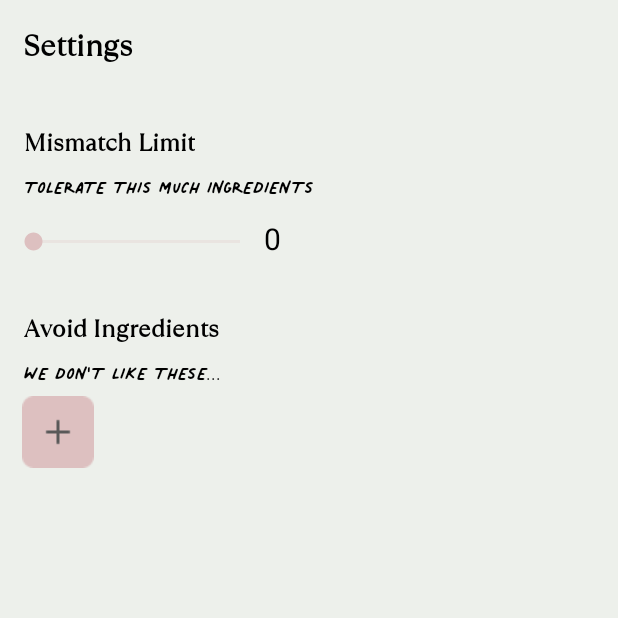
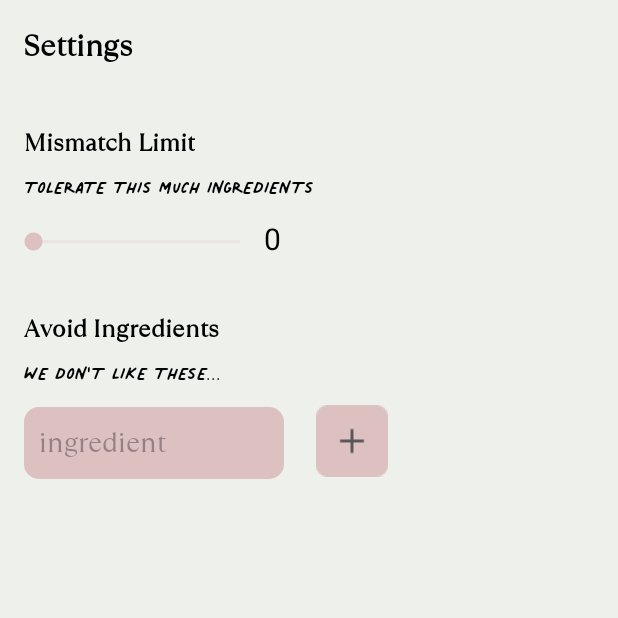
Before and after one commit to AndreiKevin/dormdinner, an Android app: the settings screen opened directly, with no data from a screen before it, on a phone screen of 412 x 824 dp, the top half of it. Run offline under Robolectric (Android 15) with nearby library versions, the phone set to English and light mode, and no system bars.

Commit message:
feature(settings): complete settings feature with add ingredients to avoid feature

```diff
--- a/app/src/main/java/com/mobdeve/s16/chua/andreikevin/dormdinner/settings.java
+++ b/app/src/main/java/com/mobdeve/s16/chua/andreikevin/dormdinner/settings.java
@@ -1,8 +1,13 @@
 package com.mobdeve.s16.chua.andreikevin.dormdinner;
 
-import android.content.Intent;
+import android.content.Context;
 import android.os.Bundle;
+import android.view.LayoutInflater;
+import android.view.View;
+import android.view.ViewGroup;
+import android.widget.EditText;
 import android.widget.ImageButton;
+import android.widget.LinearLayout;
 import android.widget.SeekBar;
 import android.widget.TextView;
 
@@ -12,6 +17,8 @@ public class settings extends AppCompatActivity {
 
     SeekBar sliderSettings;
     TextView sliderValue;
+    ImageButton btnAddAvoidIngredients;
+    EditText editAddAvoidIngredients;
 
     @Override
     protected void onCreate(Bundle savedInstanceState) {
@@ -20,6 +27,8 @@ public class settings extends AppCompatActivity {
 
         this.sliderSettings = (SeekBar) findViewById(R.id.sliderSettings);
         this.sliderValue = (TextView) findViewById(R.id.sliderValue);
+        this.btnAddAvoidIngredients = (ImageButton) findViewById(R.id.btnAddAvoidIngredients);
+        this.editAddAvoidIngredients = (EditText) findViewById(R.id.editAddAvoidIngredients);
 
         sliderSettings.setOnSeekBarChangeListener(
                 new SeekBar.OnSeekBarChangeListener() {
@@ -38,5 +47,30 @@ public class settings extends AppCompatActivity {
                     }
                 }
                 );
+
+        btnAddAvoidIngredients.setOnClickListener(new View.OnClickListener() {
+            @Override
+            public void onClick(View v) {
+                LayoutInflater layoutInflater = (LayoutInflater) getBaseContext().getSystemService(Context.LAYOUT_INFLATER_SERVICE);
+                final View addView = layoutInflater.inflate(R.layout.new_ingredient, null);
+
+                final TextView text = (TextView) addView.findViewById(R.id.ingredient);
+                text.setText(editAddAvoidIngredients.getText().toString());
+
+                ImageButton delete_ingredient = (ImageButton) addView.findViewById(R.id.btnTrash);
+                final View.OnClickListener thisListener = new View.OnClickListener() {
+                    @Override
+                    public void onClick(View v) {
+                        ((LinearLayout) addView.getParent()).removeView(addView);
+                    }
+                };
+
+                delete_ingredient.setOnClickListener(thisListener);
+                /* TODO: add text entered checker logic */
+                ((LinearLayout) findViewById(R.id.avoidIngredientsParent)).addView(addView);
+                editAddAvoidIngredients.setText("");
+            }
+
+        });
     }
 }
--- /dev/null
+++ b/app/src/main/res/drawable/rounded_text_input.xml
@@ -0,0 +1,11 @@
+<?xml version="1.0" encoding="utf-8"?>
+<shape xmlns:android="http://schemas.android.com/apk/res/android"
+    android:shape="rectangle">
+
+    <solid android:color="@color/pink" />
+    <corners
+        android:bottomRightRadius="10dp"
+        android:bottomLeftRadius="10dp"
+        android:topLeftRadius="10dp"
+        android:topRightRadius="10dp" />
+</shape>
--- a/app/src/main/res/layout/favorite_recipes.xml
+++ b/app/src/main/res/layout/favorite_recipes.xml
@@ -118,7 +118,8 @@
         app:layout_constraintHorizontal_bias="0.932"
         app:layout_constraintStart_toEndOf="@+id/textView2"
         app:layout_constraintTop_toTopOf="parent"
-        app:srcCompat="@drawable/settings" />
+        app:srcCompat="@drawable/settings"
+        android:onClick="settingsClicked"/>
 
     <TextView
         android:id="@+id/textView3"
--- a/app/src/main/res/layout/settings.xml
+++ b/app/src/main/res/layout/settings.xml
@@ -1,4 +1,5 @@
 <?xml version="1.0" encoding="utf-8"?>
+
 <androidx.constraintlayout.widget.ConstraintLayout xmlns:android="http://schemas.android.com/apk/res/android"
     xmlns:app="http://schemas.android.com/apk/res-auto"
     xmlns:tools="http://schemas.android.com/tools"
@@ -88,6 +89,7 @@
         android:layout_width="wrap_content"
         android:layout_height="wrap_content"
         android:layout_marginTop="8dp"
+        android:gravity="center"
         android:text="0"
         android:textColor="@color/black"
         android:textSize="20sp"
@@ -116,13 +118,50 @@
         android:id="@+id/btnAddAvoidIngredients"
         android:layout_width="wrap_content"
         android:layout_height="wrap_content"
-        android:layout_marginTop="264dp"
+        android:layout_marginTop="270dp"
         android:background="#00FFFFFF"
         app:layout_constraintEnd_toEndOf="parent"
-        app:layout_constraintHorizontal_bias="0.041"
+        app:layout_constraintHorizontal_bias="0.578"
         app:layout_constraintStart_toStartOf="parent"
         app:layout_constraintTop_toTopOf="parent"
-        app:srcCompat="@drawable/add_ingredient_btn" />
+        app:srcCompat="@drawable/add_ingredient_btn"/>
+
+    <EditText
+        android:id="@+id/editAddAvoidIngredients"
+        android:layout_width="173dp"
+        android:layout_height="48dp"
+        android:layout_marginStart="16dp"
+        android:layout_marginTop="10dp"
+        android:layout_marginEnd="21dp"
+        android:background="@drawable/rounded_text_input"
+        android:fontFamily="@font/t_ramillas"
+        android:hint="ingredient"
+        android:inputType="text"
+        android:padding="10dip"
+        app:layout_constraintEnd_toStartOf="@+id/btnAddAvoidIngredients"
+        app:layout_constraintHorizontal_bias="0.0"
+        app:layout_constraintStart_toStartOf="parent"
+        app:layout_constraintTop_toBottomOf="@+id/textView6" />
+
+    <ScrollView
+        android:layout_width="390dp"
+        android:layout_height="0dp"
+        android:layout_marginTop="5dp"
+        android:layout_marginBottom="8dp"
+        android:scrollbars="none"
+        app:layout_constraintBottom_toBottomOf="parent"
+        app:layout_constraintEnd_toEndOf="parent"
+        app:layout_constraintHorizontal_bias="1.0"
+        app:layout_constraintStart_toStartOf="parent"
+        app:layout_constraintTop_toBottomOf="@+id/btnAddAvoidIngredients"
+        app:layout_constraintVertical_bias="0.0">
+
+        <LinearLayout
+            android:id="@+id/avoidIngredientsParent"
+            android:layout_width="match_parent"
+            android:layout_height="match_parent"
+            android:orientation="vertical"></LinearLayout>
+    </ScrollView>
 
 
 </androidx.constraintlayout.widget.ConstraintLayout>
```
Also changed, not shown: app/src/main/res/layout/new_ingredient.xml (added, +44 -0 lines), app/src/main/res/drawable/trash_btn.png (added).
